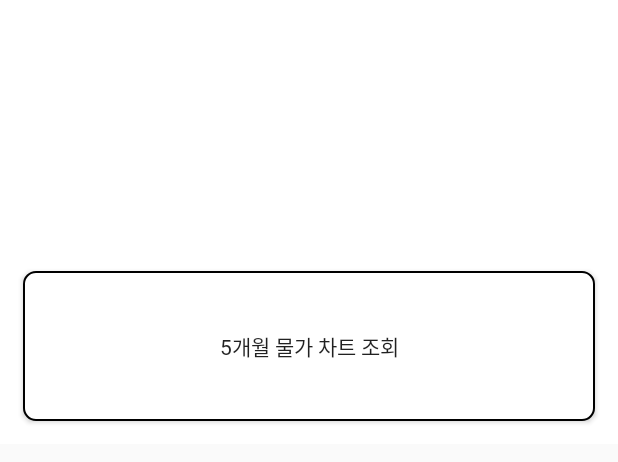
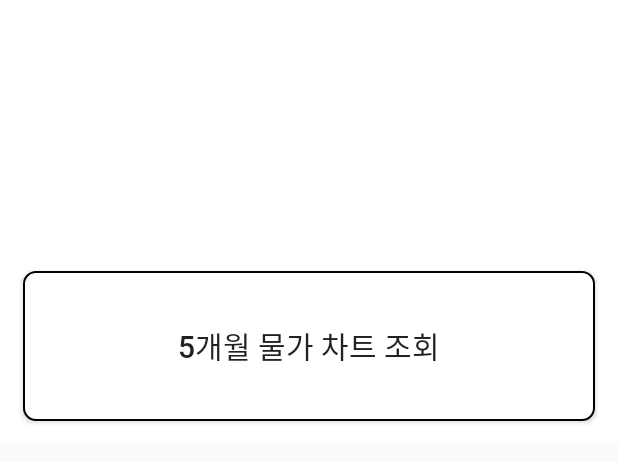
Before and after one commit to koSim97/mulgaTalkTalk_public, an Android app: the layout fragment_home.xml on its own in the app's theme, with its tools: preview values and no code run, on a phone screen of 412 x 824 dp. Shown: the top 462 px of the screen. Run offline under Robolectric (Android 15) with nearby library versions, the phone set to English and light mode, and no system bars; network calls fail.

Commit message:
[SIM] 홈 ui 수정

```diff
--- a/app/src/main/res/layout/fragment_home.xml
+++ b/app/src/main/res/layout/fragment_home.xml
@@ -33,8 +33,9 @@
             android:layout_marginStart="15dp"
             android:layout_marginEnd="15dp"
             android:background="@drawable/common_btn_selector"
-            android:fontFamily="@font/roboto_regular"
+            android:fontFamily="@font/roboto_medium"
             android:text="5개월 물가 차트 조회"
+            android:textSize="20dp"
             app:layout_constraintStart_toStartOf="parent"
             app:layout_constraintTop_toBottomOf="@+id/auto_slide" />
 
```
